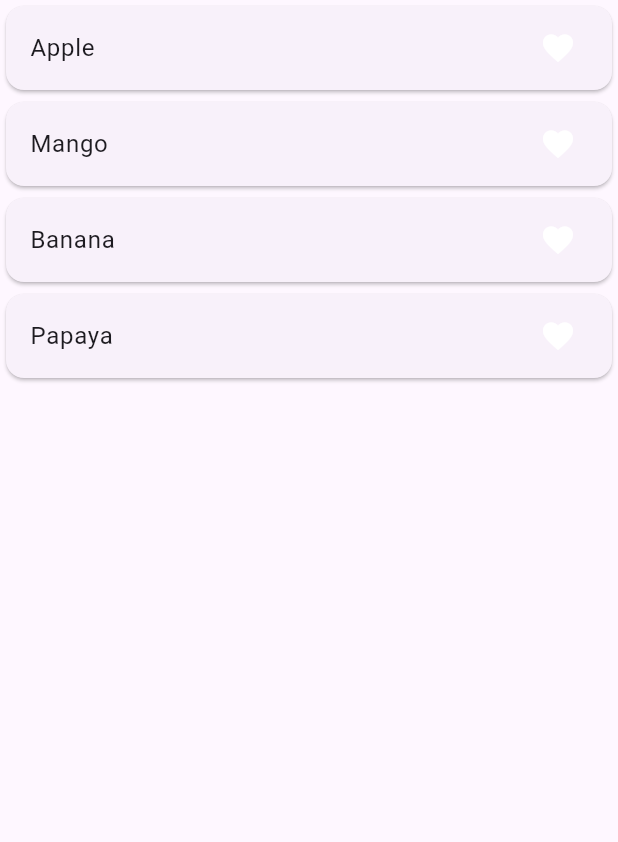
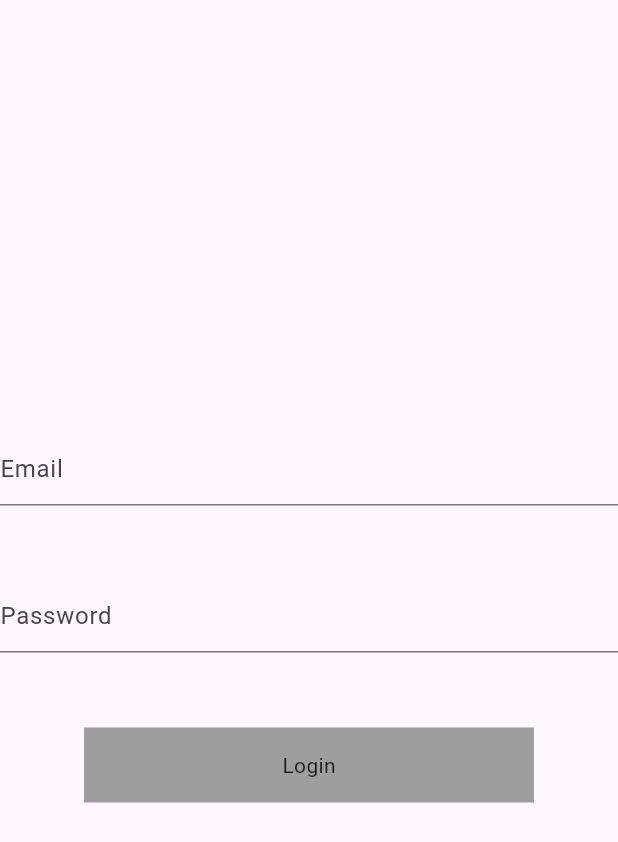
Before and after one commit to saurabh0687/music_duniya, a Flutter app: the screen it shows after launch, on a phone screen of 412 x 824 dp. Shown: the top 842 px of the screen. Run offline on Flutter 3.47's test engine with Material 2 defaults, Android fonts, the phone set to English and light mode, and no system bars; our stand-ins replace get.

Commit message:
login signup http

```diff
--- a/lib/controller/Controller.dart
+++ b/lib/controller/Controller.dart
@@ -1,14 +1,42 @@
+import 'dart:convert';
+
+import 'package:flutter/material.dart';
 import 'package:get/get.dart';
+import 'package:http/http.dart';
 
 class ExampleController extends GetxController{
- RxList<String> fruitsList=['Apple','Mango','Banana','Papaya'].obs;
-  RxList<dynamic> fav=[].obs;
-addFav(String value){
- fav.add(value);
-}
-removeFav(String value)
-{
-  fav.remove(value);
-}
+ final emailController=TextEditingController().obs;
+  final passwordController=TextEditingController().obs;
+  RxBool check=false.obs;
+
+     void  loginApi() async{
+      check.value=true;
+      try{
+         var response=await put(
+         Uri.parse("https://reqres.in/api/login"),
+         body:{
+          'email':emailController.value.text,
+          'password':emailController.value.text,
+         });
+         var data=jsonDecode(response.body);
+         print(response.statusCode);
+         print(data);
+         if(response.statusCode==200)
+         {
+          check.value=false;
+          Get.snackbar("Login sucessful", "Congratulations");
+         }
+         else{
+          check.value=false;
+          Get.snackbar("Login Unsucessful", "Try again");
+         }
+      }
+      catch (e)
+      {
+        check.value=false;
+         Get.snackbar("Login failed", e.toString());
+      }
+
+     }
 
 }
--- a/lib/home_screen.dart
+++ b/lib/home_screen.dart
@@ -20,26 +20,40 @@ class _HomeScreenState extends State<HomeScreen> {
     return Scaffold(
 
 
-      body:ListView.builder(
-        itemCount: _exampleController.fruitsList.length,
-        itemBuilder: (context, index) {
-        return Card(
-          child: ListTile(
-            onTap: () {
-              if(_exampleController.fav.contains(_exampleController.fruitsList[index].toString())){
-                 _exampleController.removeFav(_exampleController.fruitsList[index].toString());
-              }
-              else{
-                 _exampleController.addFav(_exampleController.fruitsList[index].toString());
-              }
-              },
+      body:Column(
+mainAxisAlignment: MainAxisAlignment.center,
+crossAxisAlignment: CrossAxisAlignment.center,
+  children: [
+    TextFormField(
+    controller:_exampleController.emailController.value,
+    decoration: InputDecoration(
+      hintText: "Email"
+    ),
+    ),
+    SizedBox(height: 50,),
+    TextFormField(
+      controller:_exampleController.passwordController.value,
+      decoration: InputDecoration(
+        hintText: "Password"
+      ),
+    ),
+        SizedBox(height: 50,),
+    InkWell(
+      onTap: () {
+        _exampleController.loginApi();
 
+      },
+      child: Obx(() => _exampleController.check.value? CircularProgressIndicator(): Container(
+        height: 50,
+        width: 300,
+        color: Colors.grey,
+      child: Center(child: Text("Login")),
+      ),
+    )
+    )
+  ],
 
-            title: Text(_exampleController.fruitsList[index].toString()),
-            trailing: Obx(() =>  Icon(Icons.favorite ,color: _exampleController.fav.contains(_exampleController.fruitsList[index].toString())?Colors.red:Colors.white,)),
-          ),
-        );
-      })
+      )
     );
   }
 }
--- a/pubspec.yaml
+++ b/pubspec.yaml
@@ -36,6 +36,7 @@ dependencies:
   # Use with the CupertinoIcons class for iOS style icons.
   cupertino_icons: ^1.0.2
   get: ^4.6.5
+  http: ^1.1.0
 
 dev_dependencies:
   flutter_test:
```
Also changed, not shown: pubspec.lock.
